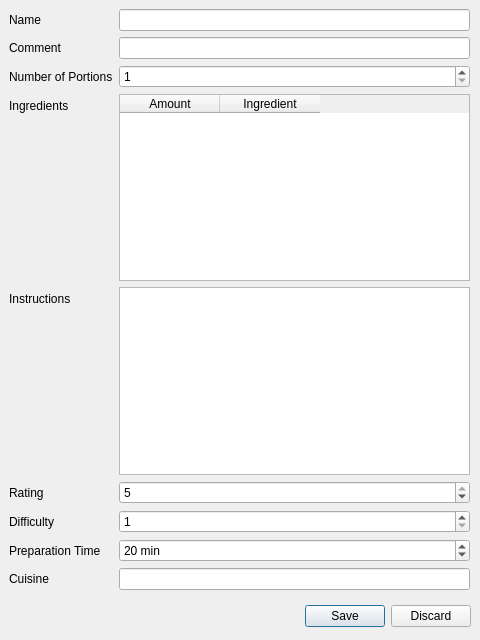
Qt form recpp/newrecipe.ui (mwip/recpp) before a commit.
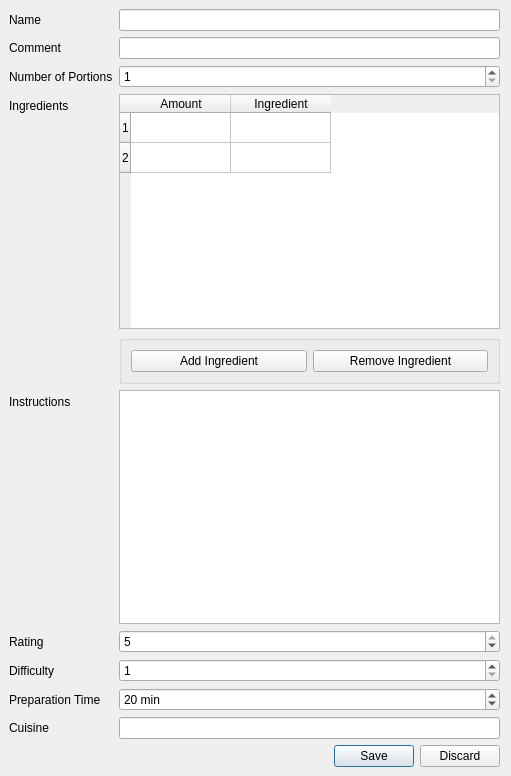
The same form after that commit.

Patch:
```diff
--- a/recpp/newrecipe.ui
+++ b/recpp/newrecipe.ui
@@ -6,22 +6,30 @@
    <rect>
     <x>0</x>
     <y>0</y>
-    <width>480</width>
-    <height>640</height>
+    <width>511</width>
+    <height>776</height>
    </rect>
   </property>
   <property name="windowTitle">
    <string>New Recipe</string>
   </property>
-  <widget class="QWidget" name="formLayoutWidget">
+  <widget class="QWidget" name="">
    <property name="geometry">
     <rect>
      <x>9</x>
      <y>9</y>
-     <width>461</width>
-     <height>581</height>
+     <width>491</width>
+     <height>758</height>
     </rect>
    </property>
+   <layout class="QVBoxLayout" name="verticalLayout">
+    <property name="spacing">
+     <number>6</number>
+    </property>
+    <property name="leftMargin">
+     <number>0</number>
+    </property>
+    <item>
    <layout class="QFormLayout" name="formLayout_2">
     <item row="0" column="0">
      <widget class="QLabel" name="label_10">
@@ -30,6 +38,13 @@
       </property>
      </widget>
     </item>
+      <item row="0" column="1">
+       <widget class="QLineEdit" name="lineEdit_Name_2">
+        <property name="text">
+         <string/>
+        </property>
+       </widget>
+      </item>
     <item row="1" column="0">
      <widget class="QLabel" name="label_11">
       <property name="text">
@@ -37,6 +52,9 @@
       </property>
      </widget>
     </item>
+      <item row="1" column="1">
+       <widget class="QLineEdit" name="lineEdit_Comment_2"/>
+      </item>
     <item row="2" column="0">
      <widget class="QLabel" name="label_12">
       <property name="text">
@@ -44,6 +62,13 @@
       </property>
      </widget>
     </item>
+      <item row="2" column="1">
+       <widget class="QSpinBox" name="spinBox_nPortions_2">
+        <property name="minimum">
+         <number>1</number>
+        </property>
+       </widget>
+      </item>
     <item row="3" column="0">
      <widget class="QLabel" name="label_13">
       <property name="text">
@@ -51,83 +76,81 @@
       </property>
      </widget>
     </item>
-    <item row="4" column="0">
+      <item row="3" column="1">
+       <widget class="QTableWidget" name="tableWidget_ingredients_2">
+        <property name="rowCount">
+         <number>2</number>
+        </property>
+        <row/>
+        <row/>
+        <column>
+         <property name="text">
+          <string>Amount</string>
+         </property>
+        </column>
+        <column>
+         <property name="text">
+          <string>Ingredient</string>
+         </property>
+        </column>
+       </widget>
+      </item>
+      <item row="6" column="0">
      <widget class="QLabel" name="label_14">
       <property name="text">
        <string>Instructions</string>
       </property>
      </widget>
     </item>
-    <item row="6" column="0">
+      <item row="6" column="1">
+       <widget class="QPlainTextEdit" name="plainTextEdit_Instructions_2"/>
+      </item>
+      <item row="8" column="0">
      <widget class="QLabel" name="label_15">
       <property name="text">
        <string>Rating</string>
       </property>
      </widget>
     </item>
-    <item row="7" column="0">
+      <item row="8" column="1">
+       <widget class="QSpinBox" name="spinBox_Rating_2">
+        <property name="minimum">
+         <number>1</number>
+        </property>
+        <property name="maximum">
+         <number>5</number>
+        </property>
+        <property name="value">
+         <number>5</number>
+        </property>
+       </widget>
+      </item>
+      <item row="9" column="0">
      <widget class="QLabel" name="label_16">
       <property name="text">
        <string>Difficulty</string>
       </property>
      </widget>
     </item>
-    <item row="8" column="0">
+      <item row="9" column="1">
+       <widget class="QSpinBox" name="spinBox_Difficulty_2">
+        <property name="minimum">
+         <number>1</number>
+        </property>
+        <property name="maximum">
+         <number>5</number>
+        </property>
+       </widget>
+      </item>
+      <item row="10" column="0">
      <widget class="QLabel" name="label_17">
       <property name="text">
        <string>Preparation Time</string>
       </property>
      </widget>
     </item>
-    <item row="9" column="0">
-     <widget class="QLabel" name="label_18">
-      <property name="text">
-       <string>Cuisine</string>
-      </property>
-     </widget>
-    </item>
-    <item row="0" column="1">
-     <widget class="QLineEdit" name="lineEdit_Name_2">
-      <property name="text">
-       <string/>
-      </property>
-     </widget>
-    </item>
-    <item row="1" column="1">
-     <widget class="QLineEdit" name="lineEdit_Comment_2"/>
-    </item>
-    <item row="2" column="1">
-     <widget class="QSpinBox" name="spinBox_nPortions_2">
-      <property name="minimum">
-       <number>1</number>
-      </property>
-     </widget>
-    </item>
-    <item row="6" column="1">
-     <widget class="QSpinBox" name="spinBox_Rating_2">
-      <property name="minimum">
-       <number>1</number>
-      </property>
-      <property name="maximum">
-       <number>5</number>
-      </property>
-      <property name="value">
-       <number>5</number>
-      </property>
-     </widget>
-    </item>
-    <item row="7" column="1">
-     <widget class="QSpinBox" name="spinBox_Difficulty_2">
-      <property name="minimum">
-       <number>1</number>
-      </property>
-      <property name="maximum">
-       <number>5</number>
-      </property>
-     </widget>
-    </item>
-    <item row="8" column="1">
-     <widget class="QSpinBox" name="spinBox_2">
+      <item row="10" column="1">
+       <widget class="QSpinBox" name="spinBox_preptime">
       <property name="suffix">
        <string> min</string>
       </property>
@@ -139,43 +162,49 @@
       </property>
      </widget>
     </item>
-    <item row="9" column="1">
-     <widget class="QLineEdit" name="lineEdit_2"/>
-    </item>
-    <item row="3" column="1">
-     <widget class="QTableWidget" name="tableWidget_ingredients_2">
-      <column>
+      <item row="11" column="0">
+       <widget class="QLabel" name="label_18">
        <property name="text">
-        <string>Amount</string>
-       </property>
-      </column>
-      <column>
-       <property name="text">
-        <string>Ingredient</string>
-       </property>
-      </column>
-     </widget>
-    </item>
+         <string>Cuisine</string>
+        </property>
+       </widget>
+      </item>
+      <item row="11" column="1">
+       <widget class="QLineEdit" name="lineEdit_Cuisine"/>
+      </item>
     <item row="4" column="1">
-     <widget class="QPlainTextEdit" name="plainTextEdit_Instructions_2"/>
-    </item>
-   </layout>
-  </widget>
+       <widget class="QGroupBox" name="horizontalGroupBox">
+        <layout class="QHBoxLayout" name="horizontalLayout">
+         <item>
+          <widget class="QPushButton" name="pushButton_addIngredient">
+           <property name="text">
+            <string>Add Ingredient</string>
+           </property>
+          </widget>
+         </item>
+         <item>
+          <widget class="QPushButton" name="pushButton_removeIngredient">
+           <property name="text">
+            <string>Remove Ingredient</string>
+           </property>
+          </widget>
+         </item>
+        </layout>
+       </widget>
+      </item>
+     </layout>
+    </item>
+    <item>
   <widget class="QDialogButtonBox" name="buttonBox">
-   <property name="geometry">
-    <rect>
-     <x>10</x>
-     <y>600</y>
-     <width>461</width>
-     <height>32</height>
-    </rect>
-   </property>
    <property name="orientation">
     <enum>Qt::Horizontal</enum>
    </property>
    <property name="standardButtons">
     <set>QDialogButtonBox::Discard|QDialogButtonBox::Save</set>
    </property>
+     </widget>
+    </item>
+   </layout>
   </widget>
  </widget>
  <resources/>
```
Lines whose indentation alone changed are shown as unchanged.
